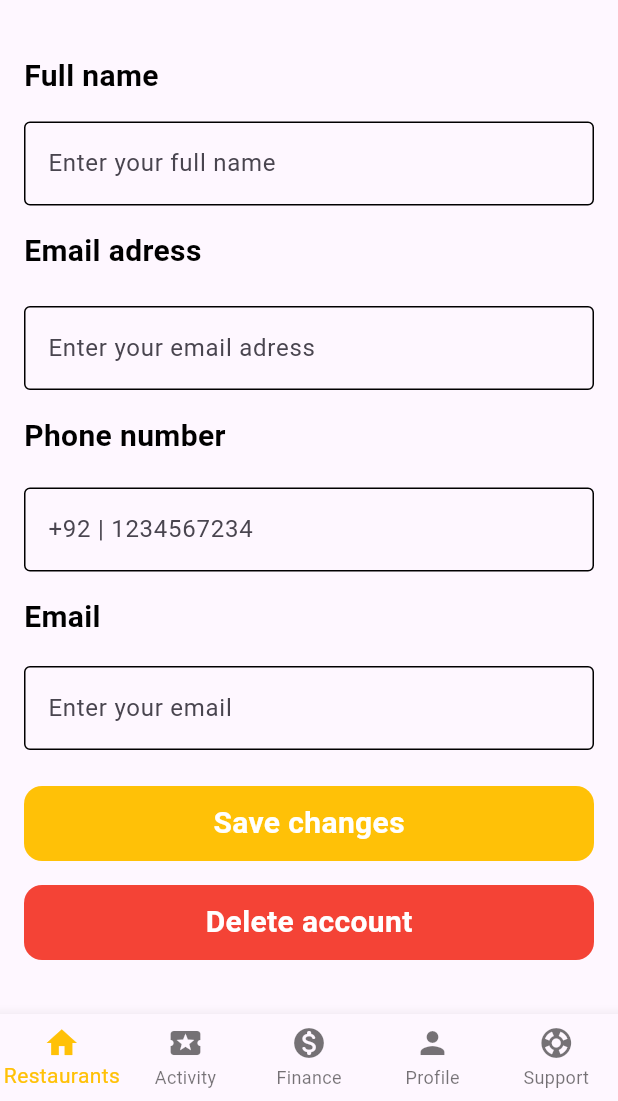
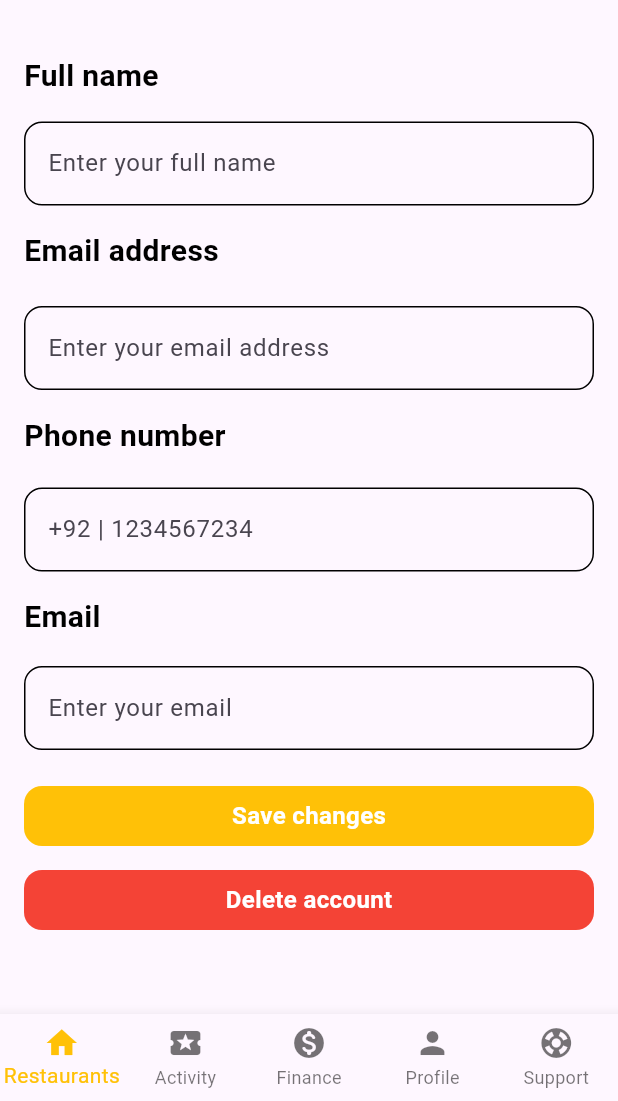
Before and after one commit to safwan119/Resto-app-for-practise, a Flutter app: the AdresDetail screen opened directly, on a phone screen of 412 x 824 dp, the part 135-1236 px from its top. Run offline on Flutter 3.47's test engine with Material 3 defaults, Android fonts, the phone set to English and light mode, and no system bars; our stand-ins replace firebase_auth, firebase_core, flutter_dotenv, flutter_rating, fluttertoast, font_awesome_flutter and 1 more; accounts and stored records are empty.

Commit message:
Changes done

```diff
--- a/lib/adreDeta.dart
+++ b/lib/adreDeta.dart
@@ -1,4 +1,7 @@
 import 'package:flutter/material.dart';
+import 'package:my_first_proj/bottom_navigator/bottom_navigator_bar.dart';
+
+import 'drawer/drawer.dart';
 
 class AdresDetail extends StatefulWidget{
   const AdresDetail({super.key});
@@ -11,7 +14,7 @@ class _AdresDetailState extends State<AdresDetail> {
   var  itemIndex=0;
   var Fullname=TextEditingController();
   var Emailadr=TextEditingController();
-  var phoneno=TextEditingController();
+  var phoneNoController=TextEditingController();
   var Email=TextEditingController();
   @override
   Widget build(BuildContext context) {
@@ -41,7 +44,6 @@ class _AdresDetailState extends State<AdresDetail> {
                    "MAKE FLASH ORDER",
                    style: TextStyle(
                      color: Colors.amber,
-                     // backgroundColor: Colors.black,
                      fontSize: 14,
                      fontWeight: FontWeight.bold,
                      fontStyle: FontStyle.italic,
@@ -53,83 +55,10 @@ class _AdresDetailState extends State<AdresDetail> {
          ),
          backgroundColor: Colors.amber,
        ),
-       endDrawer: Drawer(
-         backgroundColor: Colors.yellow,
-         child: ListView(
-           children: [
-             Align(alignment: Alignment.centerRight,
+       endDrawer: Drawer1(),
+       bottomNavigationBar:BottomNavigatorBar1(),
+       body: SingleChildScrollView(
          child: Padding(
-                 padding: const EdgeInsets.only(),
-                 child: IconButton(
-                     style:IconButton.styleFrom(backgroundColor: Colors.white,
-
-                         shape: CircleBorder()
-                     ) ,
-                     onPressed: (){
-                       Navigator.pop(context);
-                     }, icon: Icon(Icons.close,size: 20,grade: 12,)),
-               ),
-             ),
-             SizedBox(height: 35,),
-             ListTile(
-               title: Text("My Profile",style: TextStyle(color: Colors.black,fontWeight: FontWeight.bold),),
-               trailing: Icon(Icons.keyboard_arrow_right),
-               onTap: (){
-
-               },
-             ),
-             ListTile(
-               title: Text("RESTO.COM Bussiness",style: TextStyle(color: Colors.black,fontWeight: FontWeight.bold),),
-               trailing: Icon(Icons.keyboard_arrow_right),
-               onTap: (){
-
-               },
-             ),
-             ListTile(
-               title: Text("Help Centre",style: TextStyle(color: Colors.black,fontWeight: FontWeight.bold),),
-               trailing: Icon(Icons.keyboard_arrow_right),
-               onTap: (){
-
-               },
-             ),
-             ListTile(
-               title: Text("Privacy&Policy",style: TextStyle(color: Colors.black,fontWeight: FontWeight.bold),),
-               trailing: Icon(Icons.keyboard_arrow_right),
-               onTap: (){
-
-               },
-             ),
-             ListTile(
-               title: Text("LogOut",style: TextStyle(color: Colors.black,fontWeight: FontWeight.bold),),
-               trailing: Icon(Icons.logout),
-               onTap: (){
-
-               },
-             )
-           ],
-         ),
-       ),
-       bottomNavigationBar: BottomNavigationBar(
-         type: BottomNavigationBarType.fixed,
-         selectedItemColor: Colors.amber,
-
-         onTap: (index){
-           setState(() {
-             itemIndex=index;
-           });
-
-         },
-         currentIndex: itemIndex,
-         items: [
-
-           BottomNavigationBarItem(icon: Icon(Icons.home),label: "Restaurants",),
-           BottomNavigationBarItem(icon: Icon(Icons.local_activity),label: "Activity"),
-           BottomNavigationBarItem(icon:Icon(Icons.monetization_on_rounded),label: "Finance",),
-           BottomNavigationBarItem(icon: Icon(Icons.person),label: "Profile",),
-           BottomNavigationBarItem(icon: Icon(Icons.support),label: "Support"),
-         ],
-       ),
-       body: Padding(
            padding: const EdgeInsets.all(8.0),
            child: Column(
              children: [
@@ -146,18 +75,14 @@ class _AdresDetailState extends State<AdresDetail> {
                    controller: Fullname,
                              decoration: InputDecoration(
                                hintText: "Enter your full name",
-                             border: OutlineInputBorder(
-                               borderRadius: BorderRadius.only( bottomLeft: Radius.circular(12),
-                bottomRight: Radius.circular(12),
-                topLeft: Radius.circular(12),
-                topRight: Radius.circular(12),)
-                             ),
                                enabledBorder: OutlineInputBorder(
-                               borderSide: BorderSide(color: Colors.black), // Default color
+                                 borderSide: BorderSide(color: Colors.black),
+                                 borderRadius: BorderRadius.circular(12),// Default color
                                ),
 
                                focusedBorder: OutlineInputBorder(
-                               borderSide: BorderSide(color: Colors.blue), // Color when focused
+                                 borderSide: BorderSide(color: Colors.blue),
+                                 borderRadius: BorderRadius.circular(12),// Color when focused
                                ),
                              ),
                  ),
@@ -167,7 +92,7 @@ class _AdresDetailState extends State<AdresDetail> {
                    alignment: Alignment.centerLeft,
                    child: Padding(
                      padding: const EdgeInsets.all(8.0),
-                   child: Text("Email adress",style: TextStyle(color: Colors.black,fontWeight: FontWeight.bold,fontSize: 20),),
+                     child: Text("Email address",style: TextStyle(color: Colors.black,fontWeight: FontWeight.bold,fontSize: 20),),
                    )),
                SizedBox(height:6,),
                Padding(
@@ -175,19 +100,15 @@ class _AdresDetailState extends State<AdresDetail> {
                  child: TextField(
                    controller: Emailadr,
                    decoration: InputDecoration(
-                     hintText: "Enter your email adress",
-                     border: OutlineInputBorder(
-                         borderRadius: BorderRadius.only( bottomLeft: Radius.circular(12),
-                           bottomRight: Radius.circular(12),
-                           topLeft: Radius.circular(12),
-                           topRight: Radius.circular(12),)
-                     ),
+                       hintText: "Enter your email address",
                      enabledBorder: OutlineInputBorder(
-                     borderSide: BorderSide(color: Colors.black), // Default color
+                       borderSide: BorderSide(color: Colors.black),
+                       borderRadius: BorderRadius.circular(12),// Default color
                      ),
 
                      focusedBorder: OutlineInputBorder(
-                     borderSide: BorderSide(color: Colors.blue), // Color when focused
+                       borderSide: BorderSide(color: Colors.blue),
+                       borderRadius: BorderRadius.circular(12),// Color when focused
                      ),
                    ),
                  ),
@@ -203,21 +124,18 @@ class _AdresDetailState extends State<AdresDetail> {
                Padding(
                  padding: const EdgeInsets.all(8.0),
                  child: TextField(
-                 controller: phoneno,
+                   controller: phoneNoController,
                    decoration: InputDecoration(
                        hintText: "+92 | 1234567234",
-                     border: OutlineInputBorder(
-                         borderRadius: BorderRadius.only( bottomLeft: Radius.circular(12),
-                           bottomRight: Radius.circular(12),
-                           topLeft: Radius.circular(12),
-                           topRight: Radius.circular(12),)
-                     ),
+
                      enabledBorder: OutlineInputBorder(
-                     borderSide: BorderSide(color: Colors.black), // Default color
+                       borderSide: BorderSide(color: Colors.black),
+                       borderRadius: BorderRadius.circular(12),// Default color
                      ),
 
                      focusedBorder: OutlineInputBorder(
-                     borderSide: BorderSide(color: Colors.blue), // Color when focused
+                       borderSide: BorderSide(color: Colors.blue),
+                       borderRadius: BorderRadius.circular(12),// Color when focused
                      ),
                    ),
                  ),
@@ -236,18 +154,14 @@ class _AdresDetailState extends State<AdresDetail> {
                    controller: Email,
                    decoration: InputDecoration(
                        hintText: "Enter your email",
-                     border: OutlineInputBorder(
-                         borderRadius: BorderRadius.only( bottomLeft: Radius.circular(12),
-                           bottomRight: Radius.circular(12),
-                           topLeft: Radius.circular(12),
-                           topRight: Radius.circular(12),)
-                     ),
                      enabledBorder: OutlineInputBorder(
-                     borderSide: BorderSide(color: Colors.black), // Default color
+                       borderSide: BorderSide(color: Colors.black),
+                       borderRadius: BorderRadius.circular(12),// Default color
                      ),
 
                      focusedBorder: OutlineInputBorder(
-                     borderSide: BorderSide(color: Colors.blue), // Color when focused
+                       borderSide: BorderSide(color: Colors.blue),
+                       borderRadius: BorderRadius.circular(12),// Color when focused
                      ),
                    ),
                  ),
@@ -258,22 +172,17 @@ class _AdresDetailState extends State<AdresDetail> {
                    padding: const EdgeInsets.all(8.0),
                    child: Container(
                      width:double.infinity,
-                   height: 50,
+                     height: 40,
                      // color: Colors.black,
                      decoration: BoxDecoration(
                        color: Colors.amber,
-                     borderRadius: BorderRadius.only(
-                       bottomLeft: Radius.circular(12),
-                       bottomRight: Radius.circular(12),
-                       topLeft: Radius.circular(12),
-                       topRight: Radius.circular(12),
-                     ),
+                       borderRadius: BorderRadius.circular(12),
                      ),
 
                      child: Center(
                        child: Text(
                          "Save changes",
-                       style: TextStyle(color: Colors.white,fontSize: 20,fontWeight: FontWeight.bold),
+                         style: TextStyle(color: Colors.white,fontSize: 16,fontWeight: FontWeight.bold),
                        ),
                      ),
                    ),
@@ -286,22 +195,17 @@ class _AdresDetailState extends State<AdresDetail> {
                    padding: const EdgeInsets.all(8.0),
                    child: Container(
                      width:double.infinity,
-                   height: 50,
+                     height: 40,
                      // color: Colors.black,
                      decoration: BoxDecoration(
                        color: Colors.red,
-                     borderRadius: BorderRadius.only(
-                       bottomLeft: Radius.circular(12),
-                       bottomRight: Radius.circular(12),
-                       topLeft: Radius.circular(12),
-                       topRight: Radius.circular(12),
-                     ),
+                       borderRadius: BorderRadius.circular(12),
                      ),
 
                      child: Center(
                        child: Text(
                          "Delete account",
-                       style: TextStyle(color: Colors.white,fontSize: 20,fontWeight: FontWeight.bold),
+                         style: TextStyle(color: Colors.white,fontSize: 16,fontWeight: FontWeight.bold),
                        ),
                      ),
                    ),
@@ -311,6 +215,7 @@ class _AdresDetailState extends State<AdresDetail> {
              ],
            ),
          ),
+       ),
      );
   }
 }
--- a/lib/main.dart
+++ b/lib/main.dart
@@ -56,7 +56,7 @@ class MyApp extends StatelessWidget {
       title: "Any Appliction",
       debugShowCheckedModeBanner: false,
       theme: ThemeData(primarySwatch: Colors.amber),
-      home: FoodPicture(),
+      home: AdresDetail(),
     );
   }
 }
```
Lines whose indentation alone changed are shown as unchanged.
